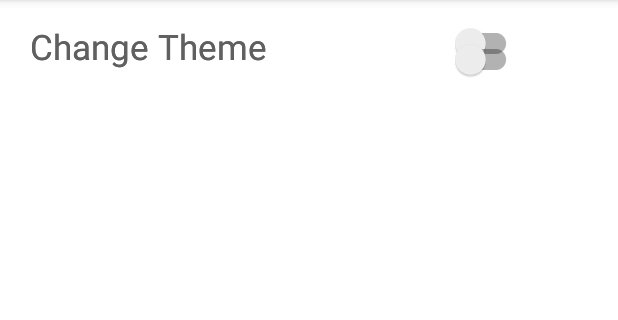
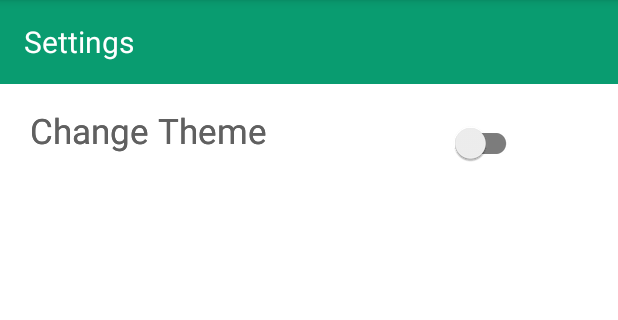
Before and after one commit to yasczzn/vaccine-andro-app, an Android app: the fragment SettingsFragment shown on its own in the app's theme, on a phone screen of 412 x 824 dp, the part 84-404 px from its top. Run offline under Robolectric (Android 15) with nearby library versions, the phone set to English and light mode, and no system bars.

Commit message:
Updated Vaccine_andro_app

```diff
--- a/app/src/main/java/com/example/vaksinapplication/ui/settings/SettingsFragment.java
+++ b/app/src/main/java/com/example/vaksinapplication/ui/settings/SettingsFragment.java
@@ -9,16 +9,17 @@ import android.view.View;
 import android.view.ViewGroup;
 import android.widget.CompoundButton;
 
+import androidx.annotation.NonNull;
 import androidx.appcompat.app.AppCompatDelegate;
 import androidx.appcompat.widget.SwitchCompat;
+import androidx.appcompat.widget.Toolbar;
+import androidx.fragment.app.Fragment;
 
-import androidx.annotation.NonNull;
-import androidx.fragment.app.Fragment;
 import com.example.vaksinapplication.R;
-import com.google.android.material.floatingactionbutton.FloatingActionButton;
 import com.google.firebase.analytics.FirebaseAnalytics;
 
 public class SettingsFragment extends Fragment {
+
     private FirebaseAnalytics mFirebaseAnalytics;
     Activity context;
     static Boolean isTouched = false;
@@ -28,6 +29,7 @@ public class SettingsFragment extends Fragment {
         View root = inflater.inflate(R.layout.fragment_settings, container, false);
         mFirebaseAnalytics = FirebaseAnalytics.getInstance(getContext());
         context = getActivity();
+        Toolbar toolbar = context.findViewById(R.id.toolbar);
 
         return root;
     }
@@ -36,13 +38,11 @@ public class SettingsFragment extends Fragment {
     @Override
     public void onStart(){
         super.onStart();
-
         if (AppCompatDelegate.getDefaultNightMode() == AppCompatDelegate.MODE_NIGHT_YES) {
-            context.setTheme(R.style.Theme_AppCompat_DayNight_DarkActionBar);
+            context.setTheme(R.style.Theme_VaksinApplication_NoActionBar);
         } else {
-            context.setTheme(R.style.Theme_AppCompat_DayNight_DarkActionBar);
+            context.setTheme(R.style.Theme_VaksinApplication_NoActionBar);
         }
-
         context.setContentView(R.layout.fragment_settings);
         SwitchCompat tvChangeTheme = (SwitchCompat) context.findViewById(R.id.tvChangeTheme);
         tvChangeTheme.setOnTouchListener(new View.OnTouchListener() {
@@ -69,5 +69,4 @@ public class SettingsFragment extends Fragment {
         });
 
     }
-
 }
--- /dev/null
+++ b/app/src/main/res/drawable/ic_back_button.xml
@@ -0,0 +1,5 @@
+<vector android:height="24dp" android:tint="#121212"
+    android:viewportHeight="24" android:viewportWidth="24"
+    android:width="24dp" xmlns:android="http://schemas.android.com/apk/res/android">
+    <path android:fillColor="@android:color/white" android:pathData="M21,11H6.83l3.58,-3.59L9,6l-6,6 6,6 1.41,-1.41L6.83,13H21z"/>
+</vector>
--- a/app/src/main/res/layout/fragment_settings.xml
+++ b/app/src/main/res/layout/fragment_settings.xml
@@ -7,11 +7,29 @@
     android:layout_height="match_parent"
     tools:context=".ui.settings.SettingsFragment">
 
+        <androidx.appcompat.widget.Toolbar
+            android:id="@+id/toolbar"
+            android:layout_width="match_parent"
+            android:layout_height="?attr/actionBarSize"
+            android:background="?attr/colorPrimary"
+            android:theme="@style/ThemeOverlay.AppCompat.ActionBar"
+            app:popupTheme="@style/ThemeOverlay.AppCompat.Light">
+
+                <TextView
+                    android:layout_width="wrap_content"
+                    android:layout_height="wrap_content"
+                    android:textSize="20dp"
+                    android:textColor="?attr/bgColor"
+                    android:text="Settings"/>
+
+        </androidx.appcompat.widget.Toolbar>
+
         <TextView
             android:layout_width="290dp"
             android:layout_height="wrap_content"
             android:layout_marginStart="20dp"
             android:layout_marginTop="15dp"
+            android:layout_below="@id/toolbar"
             android:text="Change Theme"
             android:textColor="?attr/metaTextColor"
             android:textSize="23dp" />
@@ -20,6 +38,7 @@
             android:id="@+id/tvChangeTheme"
             android:layout_width="wrap_content"
             android:layout_height="wrap_content"
+            android:layout_below="@id/toolbar"
             android:layout_marginLeft="300dp"
             android:layout_marginTop="15dp" />
 
```
